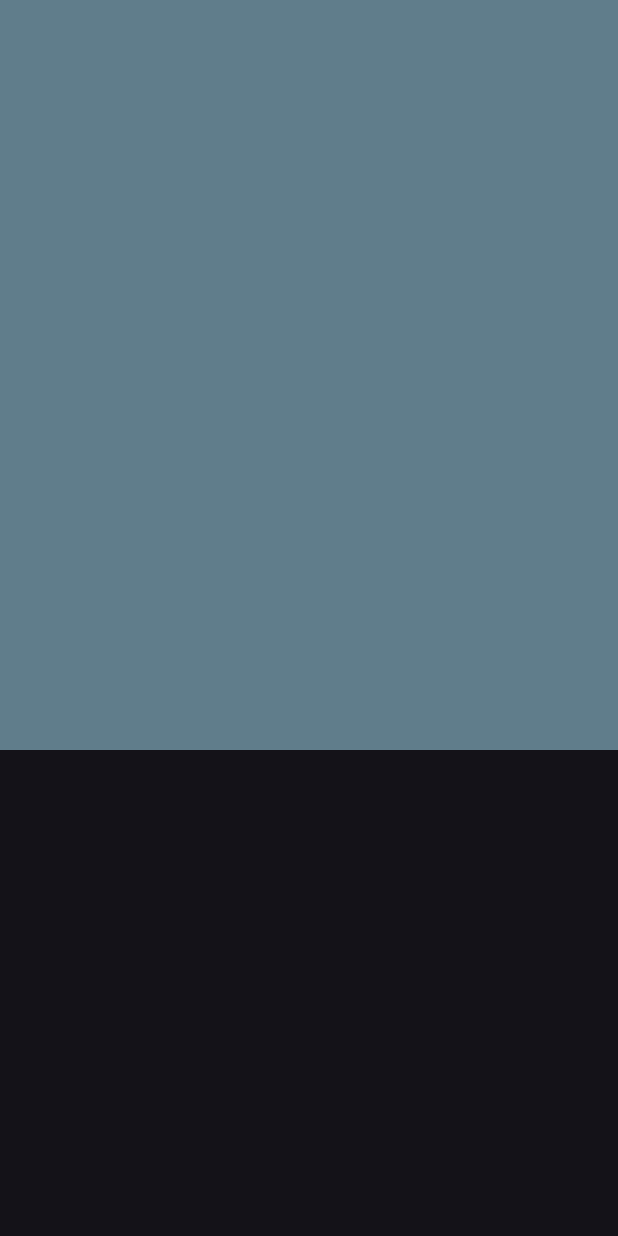
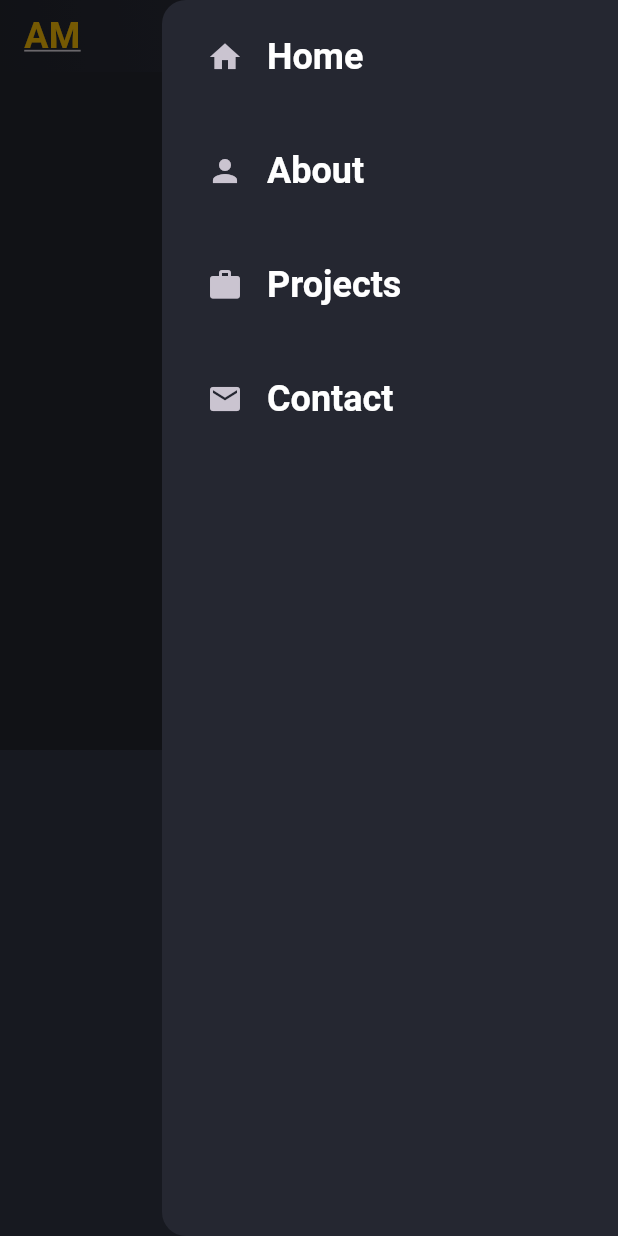
Before and after one commit to ALi-Maher-Mohamed/my-portfolio, a Flutter app: the screen it shows after launch, with the side drawer open (before the commit the screen has no drawer), on a phone screen of 412 x 824 dp. Run offline on Flutter 3.47's test engine with Material 3 defaults, Android fonts, the phone set to English and light mode, and no system bars; our stand-ins replace flutter_zoom_drawer.

Commit message:
adding constant files and make the layout bulder

```diff
--- a/lib/constant/colors.dart
+++ b/lib/constant/colors.dart
@@ -1,7 +1,7 @@
 import 'package:flutter/material.dart';
 
 class CustomColors {
-  static const Color scaffold = Color(0xFF252731);
-  static const Color bgLight = Color(0xff333646);
-  static const Color bgLigh2 = Color(0xff424657);
+  static const Color scaffold1 = Color(0xFF252731);
+  static const Color scaffold2 = Color(0xff333646);
+  static const Color mainTextColor = Colors.amber;
 }
--- /dev/null
+++ b/lib/constant/nav_titles_and_func.dart
@@ -0,0 +1,22 @@
+import 'package:flutter/material.dart';
+
+List<String> navTiltles = [
+  'Home',
+  'About',
+  'Projects',
+  'Contact',
+];
+
+List<Function()> navOnPressed = [
+  () {},
+  () {},
+  () {},
+  () {},
+];
+
+List<IconData> navIcons = [
+  Icons.home,
+  Icons.person,
+  Icons.work,
+  Icons.mail,
+];
--- /dev/null
+++ b/lib/constant/size.dart
@@ -0,0 +1 @@
+const double kMinDisktpWidth = 600.0;
--- /dev/null
+++ b/lib/styles/style.dart
@@ -0,0 +1,13 @@
+import 'package:flutter/material.dart';
+
+import '../constant/colors.dart';
+
+BoxDecoration kHeaderDecoration = BoxDecoration(
+    gradient: LinearGradient(
+  begin: Alignment.bottomLeft,
+  end: Alignment.topRight,
+  colors: [
+    CustomColors.scaffold1,
+    CustomColors.scaffold2,
+  ],
+));
--- a/lib/views/home_view.dart
+++ b/lib/views/home_view.dart
@@ -1,4 +1,9 @@
 import 'package:flutter/material.dart';
+import 'package:my_portfolio/constant/colors.dart';
+import 'package:my_portfolio/constant/size.dart';
+import 'package:my_portfolio/widgets/mobile_drawer.dart';
+import 'package:my_portfolio/widgets/mobile_header.dart';
+import 'package:my_portfolio/widgets/web_header.dart';
 
 class HomeView extends StatefulWidget {
   const HomeView({super.key});
@@ -8,37 +13,53 @@ class HomeView extends StatefulWidget {
 }
 
 class _HomeViewState extends State<HomeView> {
+  final scaffoldKey = GlobalKey<ScaffoldState>();
   @override
   Widget build(BuildContext context) {
+    return LayoutBuilder(builder: (context, constraints) {
       return Scaffold(
-        body: ListView(
-      children: [
+        key: scaffoldKey,
+        endDrawer:
+            constraints.maxWidth >= kMinDisktpWidth ? null : MobileDrawer(),
+        body: ListView(children: [
           //main
           Container(
             height: 500,
             width: double.infinity,
-          decoration: BoxDecoration(color: Colors.blueGrey),
+            decoration: BoxDecoration(color: CustomColors.scaffold1),
+            child: Column(
+              children: [
+                if (constraints.maxWidth >= kMinDisktpWidth)
+                  WebHeader()
+                else
+                  MobileHeader(
+                    onLogoTap: () {},
+                    onMenuTap: () {
+                      scaffoldKey.currentState?.openEndDrawer();
+                    },
+                  )
+              ],
             ),
-
-        //about
+          ),
           Container(
             height: 500,
             width: double.infinity,
-          // decoration: BoxDecoration(color: Colors.blueGrey),
+            decoration: BoxDecoration(color: CustomColors.scaffold2),
           ),
           //project
           Container(
             height: 500,
             width: double.infinity,
-          decoration: BoxDecoration(color: Colors.blueGrey),
+            decoration: BoxDecoration(color: CustomColors.scaffold1),
           ),
           //skills
           Container(
             height: 500,
             width: double.infinity,
-          // decoration: BoxDecoration(color: Colors.blueGrey),
+            decoration: BoxDecoration(color: CustomColors.scaffold2),
           ),
-      ],
-    ));
+        ]),
+      );
+    });
   }
 }
--- /dev/null
+++ b/lib/widgets/mobile_drawer.dart
@@ -0,0 +1,29 @@
+import 'package:flutter/material.dart';
+import 'package:my_portfolio/constant/colors.dart';
+
+import '../constant/nav_titles_and_func.dart';
+
+class MobileDrawer extends StatelessWidget {
+  const MobileDrawer({
+    super.key,
+  });
+
+  @override
+  Widget build(BuildContext context) {
+    return Drawer(
+        backgroundColor: CustomColors.scaffold1,
+        child: ListView(children: [
+          for (int i = 0; i < navTiltles.length; i++)
+            ListTile(
+              contentPadding:
+                  const EdgeInsets.symmetric(horizontal: 30, vertical: 10),
+              titleTextStyle: TextStyle(
+                  fontSize: 24,
+                  fontWeight: FontWeight.bold,
+                  color: Colors.white),
+              leading: Icon(navIcons[i]),
+              title: Text(navTiltles[i]),
+            )
+        ]));
+  }
+}
--- /dev/null
+++ b/lib/widgets/mobile_header.dart
@@ -0,0 +1,35 @@
+import 'package:flutter/material.dart';
+import 'package:flutter_zoom_drawer/flutter_zoom_drawer.dart';
+import 'package:my_portfolio/constant/colors.dart';
+import 'package:my_portfolio/styles/style.dart';
+import 'package:my_portfolio/widgets/custom_nav_text_button.dart';
+import 'package:my_portfolio/widgets/side_logo.dart';
+
+class MobileHeader extends StatelessWidget {
+  const MobileHeader({
+    super.key,
+    this.onLogoTap,
+    this.onMenuTap,
+  });
+
+  final VoidCallback? onLogoTap;
+  final VoidCallback? onMenuTap;
+
+  @override
+  Widget build(BuildContext context) {
+    return Container(
+      decoration: kHeaderDecoration,
+      padding: const EdgeInsets.symmetric(horizontal: 16),
+      child: Row(children: [
+        SideLogo(
+          onTap: onLogoTap,
+        ),
+        Spacer(),
+        IconButton(onPressed: onMenuTap, icon: Icon(Icons.menu)),
+        SizedBox(
+          width: 16,
+        )
+      ]),
+    );
+  }
+}
--- /dev/null
+++ b/lib/widgets/side_logo.dart
@@ -0,0 +1,24 @@
+import 'package:flutter/material.dart';
+
+class SideLogo extends StatelessWidget {
+  const SideLogo({
+    this.onTap,
+    super.key,
+  });
+  final VoidCallback? onTap;
+
+  @override
+  Widget build(BuildContext context) {
+    return GestureDetector(
+      onTap: onTap,
+      child: Text(
+        'AM',
+        style: TextStyle(
+            decoration: TextDecoration.underline,
+            fontSize: 24,
+            fontWeight: FontWeight.bold,
+            color: Colors.amber),
+      ),
+    );
+  }
+}
--- a/pubspec.yaml
+++ b/pubspec.yaml
@@ -34,6 +34,8 @@ dependencies:
   # The following adds the Cupertino Icons font to your application.
   # Use with the CupertinoIcons class for iOS style icons.
   cupertino_icons: ^1.0.8
+  flutter_zoom_drawer: ^3.2.0
+
 
 dev_dependencies:
   flutter_test:
```
Also changed, not shown: lib/widgets/custom_nav_text_button.dart (added, +23 -0 lines), lib/widgets/web_header.dart (added, +40 -0 lines), pubspec.lock. Lines whose indentation alone changed are shown as unchanged.
